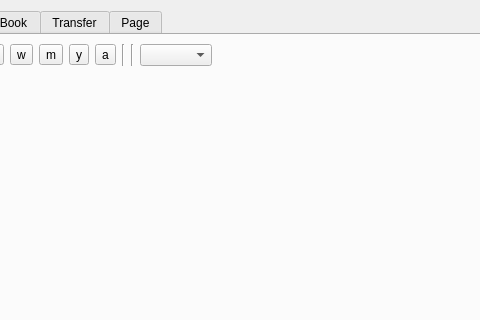
First picture: the form in src/mainwindow.ui, repository biddisco/lxqt-build-tools, before the edit; both pictures show x 111 to 591 and y 0 to 320 of the 1080 by 727 pixel window.
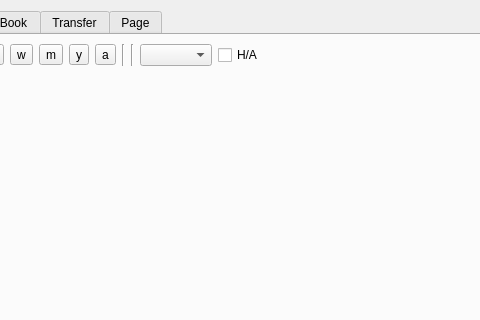
Second picture: the form after the edit.

Commit message:
Add Heikin Ashi candlestickk plots
Some tweaks to the main plot routines to handle the moving average
of the heiken ashi, also performance improvements to allow the chart
to get the first/last indices of visible candles rather than iterating
over all of them.

Patch:
```diff
--- a/src/mainwindow.ui
+++ b/src/mainwindow.ui
@@ -101,6 +101,13 @@
             <item>
              <widget class="QComboBox" name="candle_res"/>
             </item>
+            <item>
+             <widget class="QCheckBox" name="heikin">
+              <property name="text">
+               <string>H/A</string>
+              </property>
+             </widget>
+            </item>
             <item>
              <spacer name="horizontalSpacer_3">
               <property name="orientation">
```
The commit also changes 7 other files.
